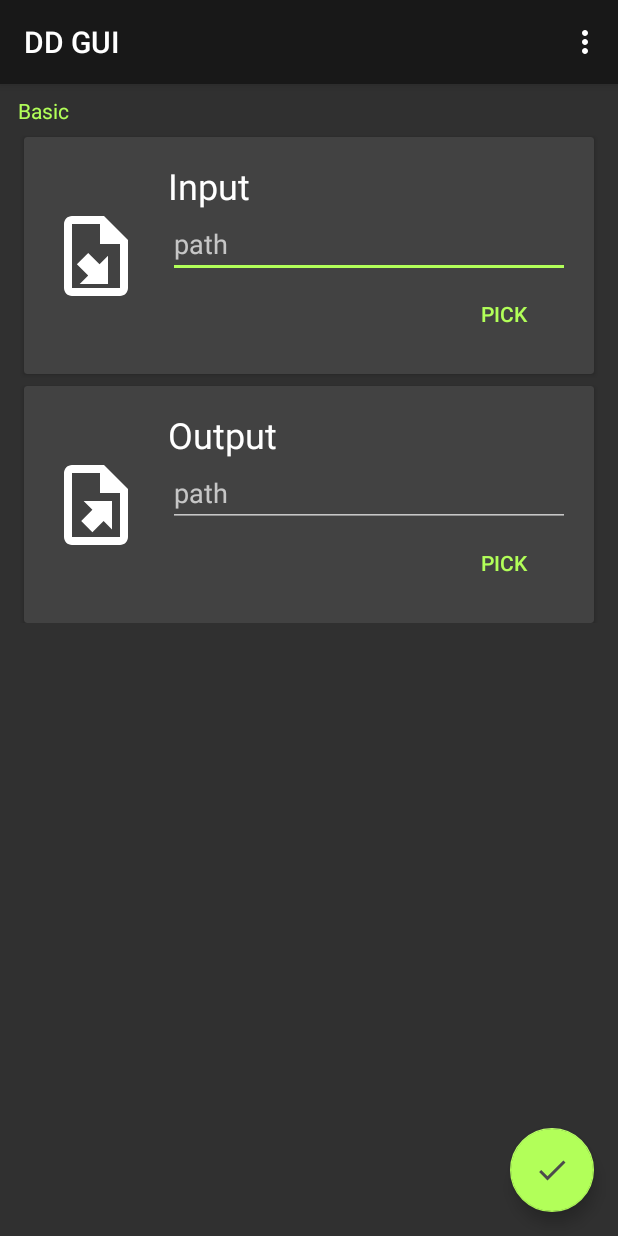
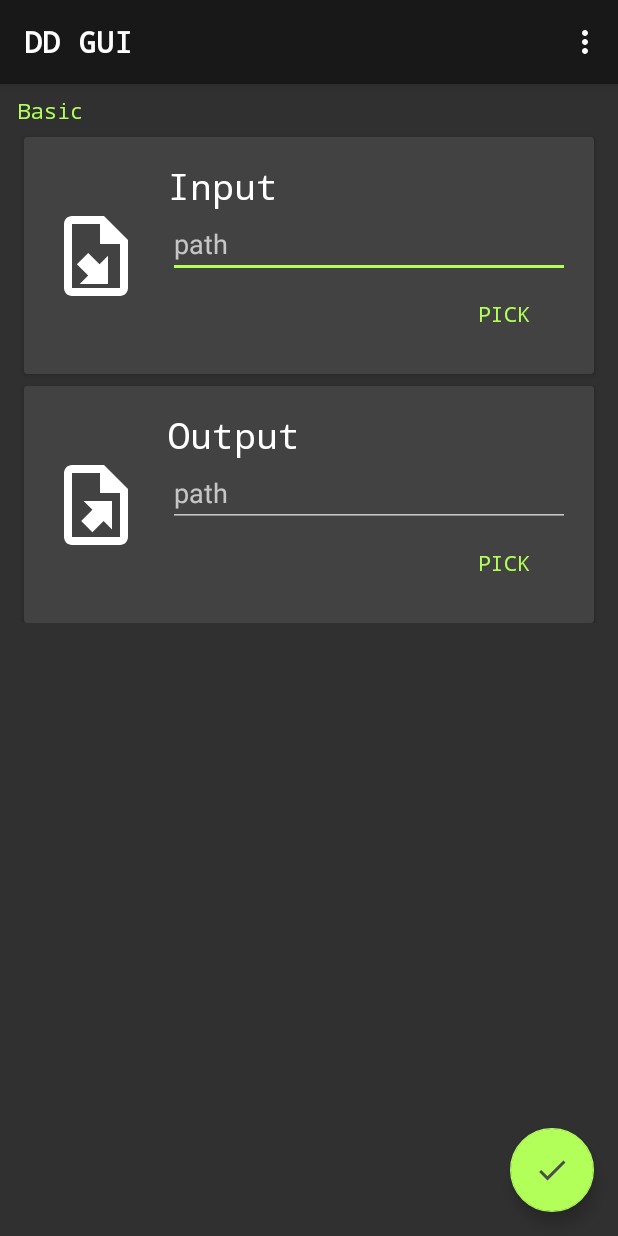
Before and after one commit to Lennoard/DDGUI, an Android app: the MainActivity screen opened directly, with no data from a screen before it, on a phone screen of 412 x 824 dp. Run offline under Robolectric (Android 15) with nearby library versions, the phone set to English and light mode, and no system bars; libraries missing offline, so code that uses them is left out: com.topjohnwu.superuser; 3 statements that could not run were skipped.

Commit message:
Change app fontFamily

```diff
--- a/app/src/main/java/com/androidvip/ddgui/Extensions.kt
+++ b/app/src/main/java/com/androidvip/ddgui/Extensions.kt
@@ -2,10 +2,8 @@ package com.androidvip.ddgui
 
 import android.app.Activity
 import android.content.Context
-import android.graphics.Color
 import android.view.View
 import android.widget.Toast
-import com.google.android.material.snackbar.Snackbar
 import kotlinx.coroutines.Dispatchers
 import kotlinx.coroutines.GlobalScope
 import kotlinx.coroutines.launch
@@ -33,6 +31,10 @@ fun Context?.toast(message: String?, length: Int = Toast.LENGTH_SHORT) {
     }
 }
 
+fun <E> MutableCollection<E>.addIf(condition: Boolean, e: E) {
+    if (condition) this.add(e)
+}
+
 suspend inline fun Activity?.runSafeOnUiThread(crossinline uiBlock: () -> Unit) {
     this?.let {
         if (!it.isFinishing) {
--- a/app/src/main/java/com/androidvip/ddgui/activities/MainActivity.kt
+++ b/app/src/main/java/com/androidvip/ddgui/activities/MainActivity.kt
@@ -231,7 +231,7 @@ class MainActivity : AppCompatActivity(), FileChangedListener {
     private suspend fun getCurrentPathFiles() : Array<File>? = withContext(Dispatchers.IO) {
         runCatching {
             SuFile.open(currentFilePath.absolutePath).listFiles()
-        }.getOrDefault(arrayOf<File>())
+        }.getOrDefault(arrayOf())
     }
 
     private fun refreshList() {
--- a/app/src/main/java/com/androidvip/ddgui/adapters/FileBrowserAdapter.kt
+++ b/app/src/main/java/com/androidvip/ddgui/adapters/FileBrowserAdapter.kt
@@ -12,6 +12,7 @@ import android.widget.LinearLayout
 import android.widget.TextView
 import androidx.recyclerview.widget.RecyclerView
 import com.androidvip.ddgui.R
+import com.androidvip.ddgui.addIf
 import com.androidvip.ddgui.helpers.FileChangedListener
 import java.io.File
 
@@ -73,9 +74,7 @@ class FileBrowserAdapter(
     private fun filterAndSortByName(files: Array<File>) {
         dataSet.clear()
         files.forEach {
-            if ((it.exists() || it.isDirectory)) {
-                dataSet.add(it)
-            }
+            dataSet.addIf(it.exists() || it.isDirectory, it)
         }
 
         dataSet.sort()
--- a/app/src/main/res/layout/activity_main.xml
+++ b/app/src/main/res/layout/activity_main.xml
@@ -16,6 +16,7 @@
             android:layout_width="match_parent"
             android:layout_height="?attr/actionBarSize"
             android:background="?attr/colorPrimary"
+            app:titleTextAppearance="@style/TitleBarTextAppearance"
             app:popupTheme="@style/AppTheme.PopupOverlay" />
 
     </com.google.android.material.appbar.AppBarLayout>
--- a/app/src/main/res/layout/content_main.xml
+++ b/app/src/main/res/layout/content_main.xml
@@ -59,6 +59,7 @@
                 android:layout_width="match_parent"
                 android:layout_height="wrap_content"
                 android:textColor="?attr/colorAccent"
+                android:fontFamily="monospace"
                 android:layout_marginTop="8dp"
                 android:text="@string/basic"/>
 
@@ -96,11 +97,12 @@
                         app:layout_constraintTop_toTopOf="parent" />
 
                     <TextView
-                        style="@style/TextAppearance.MaterialComponents.Headline5"
+                        style="@style/CardHeading"
                         android:id="@+id/inputHeading"
                         android:layout_width="0dp"
                         android:layout_height="wrap_content"
                         android:text="@string/input"
+                        android:fontFamily="monospace"
                         app:layout_constraintBottom_toTopOf="@+id/inputPath"
                         app:layout_constraintEnd_toEndOf="parent"
                         app:layout_constraintStart_toEndOf="@+id/inputIcon"
@@ -124,6 +126,7 @@
                         android:id="@+id/inputPick"
                         android:layout_width="wrap_content"
                         android:layout_height="wrap_content"
+                        android:fontFamily="monospace"
                         android:text="@string/pick"
                         app:layout_constraintBottom_toBottomOf="parent"
                         app:layout_constraintEnd_toEndOf="parent" />
@@ -165,7 +168,7 @@
                         app:layout_constraintTop_toTopOf="parent" />
 
                     <TextView
-                        style="@style/TextAppearance.MaterialComponents.Headline5"
+                        style="@style/CardHeading"
                         android:id="@+id/outputHeading"
                         android:layout_width="0dp"
                         android:layout_height="wrap_content"
@@ -194,6 +197,7 @@
                         android:layout_width="wrap_content"
                         android:layout_height="wrap_content"
                         android:text="@string/pick"
+                        android:fontFamily="monospace"
                         app:layout_constraintBottom_toBottomOf="parent"
                         app:layout_constraintEnd_toEndOf="parent"
                         />
--- a/app/src/main/res/layout/dialog_pick_files.xml
+++ b/app/src/main/res/layout/dialog_pick_files.xml
@@ -20,6 +20,7 @@
             android:layout_weight="1"
             android:id="@+id/pickFilesCurrentPath"
             android:text="/"
+            android:fontFamily="monospace"
             android:singleLine="true"
             android:ellipsize="middle"
             android:layout_marginLeft="8dp"
--- /dev/null
+++ b/app/src/main/res/values-v16/styles.xml
@@ -0,0 +1,9 @@
+<?xml version="1.0" encoding="utf-8"?>
+<resources>
+
+    <style name="TitleBarTextAppearance" parent="android:TextAppearance">
+        <item name="android:fontFamily">monospace</item>
+        <item name="android:textStyle">bold</item>
+        <item name="android:textSize">20sp</item>
+    </style>
+</resources>
--- a/app/src/main/res/values/styles.xml
+++ b/app/src/main/res/values/styles.xml
@@ -23,4 +23,13 @@
         <item name="android:background">?attr/selectableItemBackgroundBorderless</item>
     </style>
 
+    <style name="CardHeading" parent="TextAppearance.MaterialComponents.Headline5">
+        <item name="fontFamily">monospace</item>
+    </style>
+
+    <style name="TitleBarTextAppearance" parent="android:TextAppearance">
+        <item name="android:textStyle">bold</item>
+        <item name="android:textSize">20sp</item>
+    </style>
+
 </resources>
```
Also changed, not shown: app/src/main/res/layout/activity_disclaimer.xml (+13 -4 lines).
